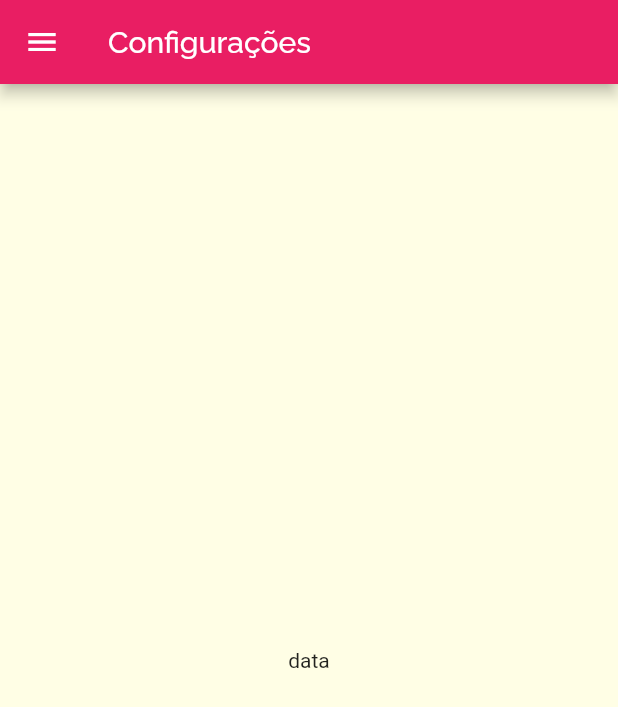
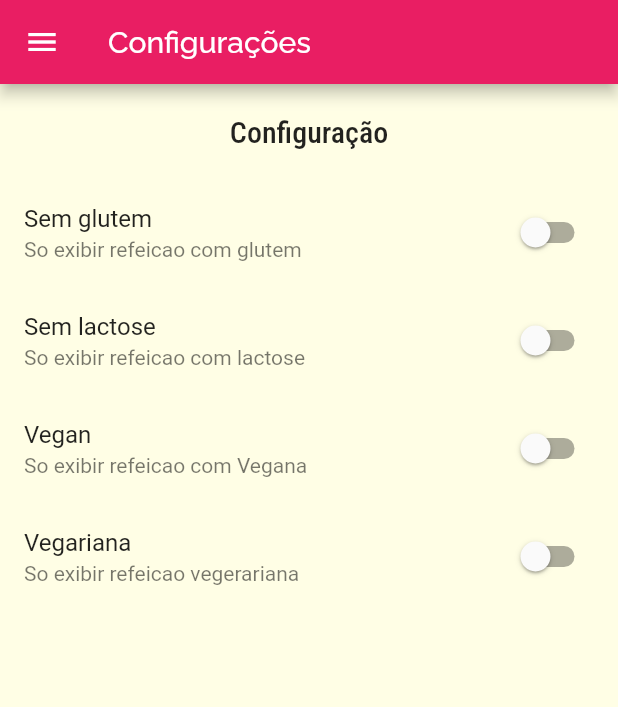
Before and after one commit to kadeguilherme/meals, a Flutter app: the SettingsScreen screen opened by its route, on a phone screen of 412 x 824 dp. Shown: the top 707 px of the screen. Run offline on Flutter 3.47's test engine with Material 2 defaults, Android fonts, the phone set to English and light mode, and no system bars; network calls fail.

Commit message:
SwitchListTitle

```diff
--- a/lib/components/meal_item.dart
+++ b/lib/components/meal_item.dart
@@ -8,10 +8,18 @@ class MealItem extends StatelessWidget {
   const MealItem(this.meal);
 
   void _selectMeal(BuildContext context) {
-    Navigator.of(context).pushNamed(
+    Navigator.of(context)
+        .pushNamed(
       AppRoutes.MEAL_DETAIL,
       arguments: meal,
-    );
+    )
+        .then((value) {
+      if (value == null) {
+        print('Sem resulrado');
+      } else {
+        print(value);
+      }
+    });
   }
 
   @override
--- /dev/null
+++ b/lib/models/settings.dart
@@ -0,0 +1,12 @@
+class Settings {
+  bool isGlutenFree;
+  bool isLactoseFree;
+  bool isVegan;
+  bool isVegetarian;
+
+  Settings(
+      {this.isGlutenFree = false,
+      this.isLactoseFree = false,
+      this.isVegan = false,
+      this.isVegetarian = false});
+}
--- a/lib/screens/meal_detail_screen.dart
+++ b/lib/screens/meal_detail_screen.dart
@@ -88,6 +88,12 @@ class MealDeatailScreen extends StatelessWidget {
           ],
         ),
       ),
+      floatingActionButton: FloatingActionButton(
+        onPressed: () {
+          Navigator.of(context).pop(meal.title);
+        },
+        child: Icon(Icons.star),
+      ),
     );
   }
 }
--- a/lib/screens/settings_screen.dart
+++ b/lib/screens/settings_screen.dart
@@ -1,7 +1,29 @@
 import 'package:flutter/material.dart';
 import '../components/main_drawer.dart';
+import '../models/settings.dart';
 
-class SettingsScreen extends StatelessWidget {
+class SettingsScreen extends StatefulWidget {
+  @override
+  _SettingsScreenState createState() => _SettingsScreenState();
+}
+
+class _SettingsScreenState extends State<SettingsScreen> {
+  var settings = Settings();
+
+  Widget _createSwitch(
+    String title,
+    String subtitle,
+    bool value,
+    Function onChanged,
+  ) {
+    return SwitchListTile.adaptive(
+      title: Text(title),
+      subtitle: Text(subtitle),
+      value: value,
+      onChanged: onChanged,
+    );
+  }
+
   @override
   Widget build(BuildContext context) {
     return Scaffold(
@@ -9,8 +31,46 @@ class SettingsScreen extends StatelessWidget {
         title: Text('Configurações'),
       ),
       drawer: MainDrawer(),
-      body: Center(
-        child: Text('data'),
+      body: Column(
+        children: [
+          Container(
+            padding: EdgeInsets.all(20),
+            child: Text(
+              'Configuração',
+              style: Theme.of(context).textTheme.headline6,
+            ),
+          ),
+          Expanded(
+            child: ListView(
+              children: [
+                _createSwitch(
+                  "Sem glutem",
+                  "So exibir refeicao com glutem",
+                  settings.isGlutenFree,
+                  (value) => setState(() => settings.isGlutenFree = value),
+                ),
+                _createSwitch(
+                  "Sem lactose",
+                  "So exibir refeicao com lactose",
+                  settings.isGlutenFree,
+                  (value) => setState(() => settings.isGlutenFree = value),
+                ),
+                _createSwitch(
+                  "Vegan",
+                  "So exibir refeicao com Vegana",
+                  settings.isGlutenFree,
+                  (value) => setState(() => settings.isGlutenFree = value),
+                ),
+                _createSwitch(
+                  "Vegariana",
+                  "So exibir refeicao vegerariana",
+                  settings.isGlutenFree,
+                  (value) => setState(() => settings.isGlutenFree = value),
+                )
+              ],
+            ),
+          ),
+        ],
       ),
     );
   }
```
